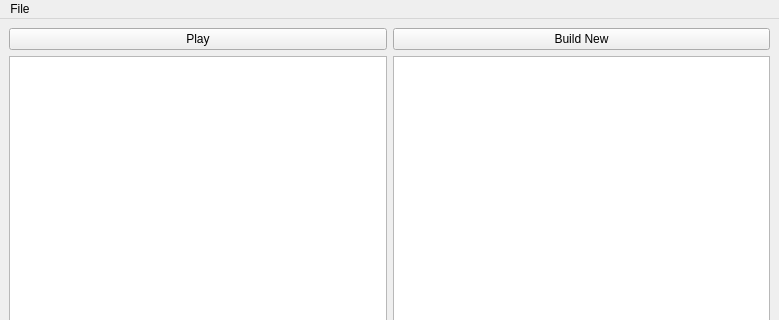
This is SM64LinuxLauncher-qt/launcher/ui/main_window.ui in ezntek/SM64LinuxLauncher-qt as Qt 5 draws it before an edit; both pictures show x 0 to 779 and y 0 to 320 of the 779 by 595 pixel window. The edited form follows.
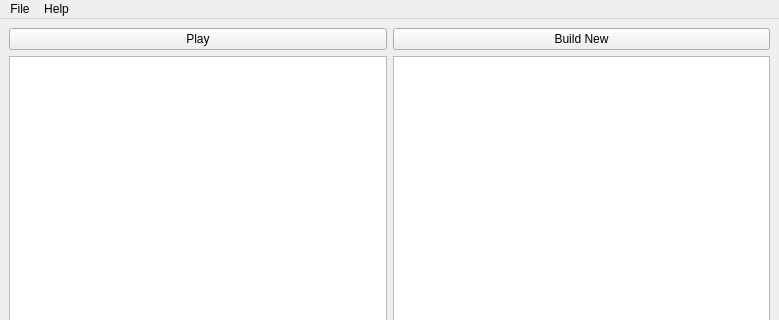
This is the edited form.

Diff of the .ui file:
```diff
--- a/SM64LinuxLauncher-qt/launcher/ui/main_window.ui
+++ b/SM64LinuxLauncher-qt/launcher/ui/main_window.ui
@@ -53,7 +53,14 @@
     </property>
     <addaction name="action_quit"/>
    </widget>
+   <widget class="QMenu" name="menuHelp">
+    <property name="title">
+     <string>Help</string>
+    </property>
+    <addaction name="actionAbout"/>
+   </widget>
    <addaction name="menuFile"/>
+   <addaction name="menuHelp"/>
   </widget>
   <action name="action_quit">
    <property name="text">
```
Left out of the diff: 5 changed lines with no effect on the pictures.
